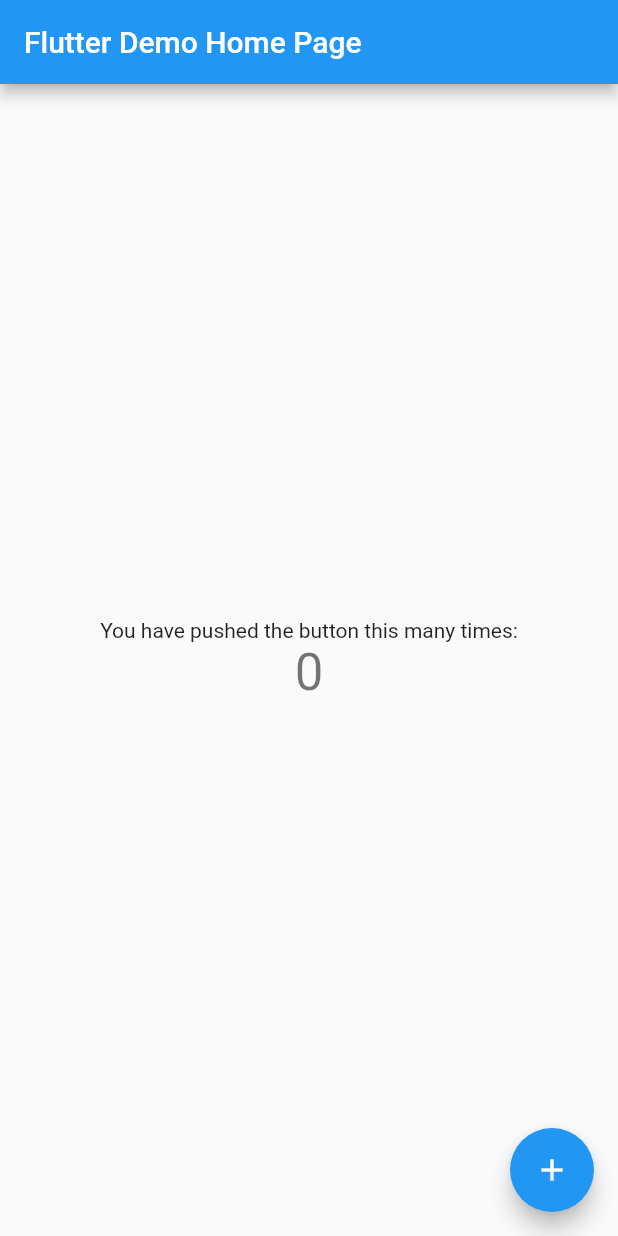
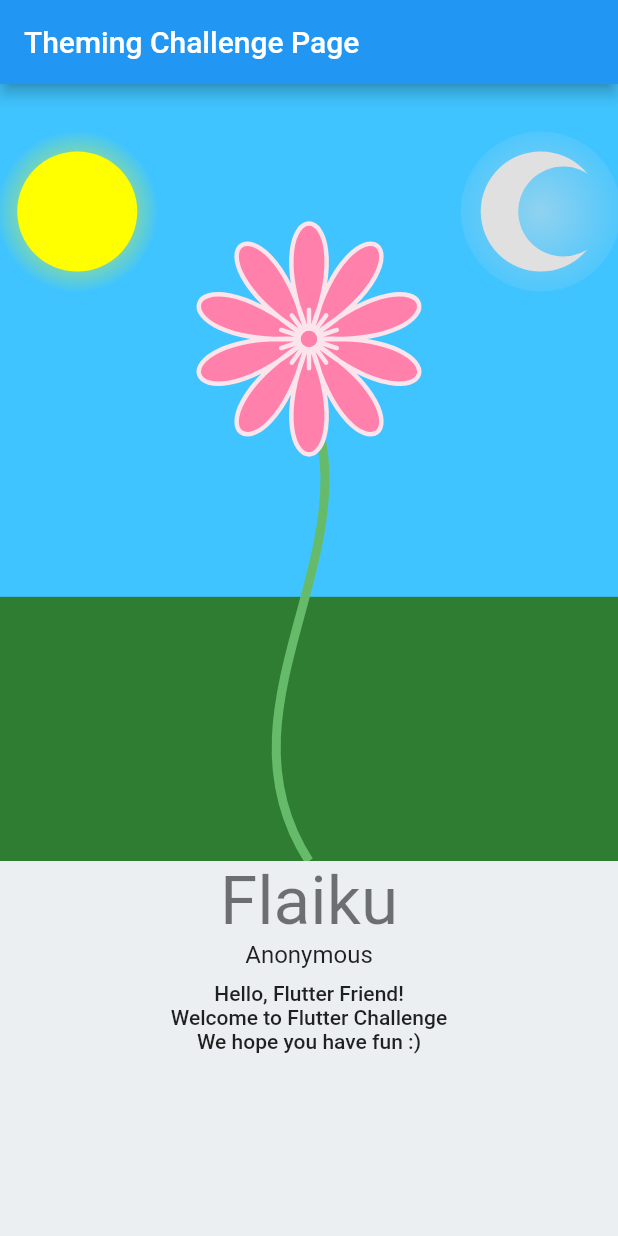
Before and after one commit to Flutter-Challenge/mini_challenge_1_starter_app, a Flutter app: the screen it shows after launch, on a phone screen of 412 x 824 dp. Run offline on Flutter 3.47's test engine with Material 2 defaults, Android fonts, the phone set to English and light mode, and no system bars.

Commit message:
first draft of picture and text

```diff
--- /dev/null
+++ b/lib/SceneryPainter.dart
@@ -0,0 +1,228 @@
+import 'dart:math';
+import 'dart:ui';
+
+import 'package:flutter/material.dart';
+
+class SceneryPainter extends CustomPainter {
+  SceneryPainter({
+    required this.petalFillColor,
+    required this.petalStrokeColor,
+    required this.stemColor,
+    required this.skyColor,
+    required this.groundColor,
+    required this.midPointX,
+    required this.textHeight,
+    required this.drawSun,
+    required this.drawMoon,
+  });
+
+  final Color petalFillColor;
+  final Color petalStrokeColor;
+  final Color stemColor;
+  final Color skyColor;
+  final Color groundColor;
+  final double midPointX;
+  final double textHeight;
+  final bool drawSun;
+  final bool drawMoon;
+
+  final _paint = Paint();
+  final _flowerInnerRadius = 7.0;
+  final _petalCtrlPtHeight = 100.0;
+  final _numPetals = 10;
+  final _flowerCenterY = 170.0;
+
+  Offset _center = Offset.zero;
+  double _canvasHeight = 0;
+
+  @override
+  void paint(Canvas canvas, Size size) {
+    _center = Offset(midPointX, _flowerCenterY);
+    _canvasHeight = size.height - textHeight;
+    final skyHeight = _canvasHeight * .66;
+    _paint.color = skyColor;
+    canvas.drawRect(Rect.fromPoints(Offset.zero, Offset(size.width, skyHeight)), _paint);
+
+    final _flower = _flowerPath(canvas);
+    _drawFlower(
+      canvas: canvas,
+      flowerPath: _flower,
+    );
+    if (drawSun) {
+      _drawSun(canvas);
+    }
+    if (drawMoon) {
+      _drawMoon(canvas);
+    }
+  }
+
+  Path _flowerPath(Canvas canvas) {
+    Path path = Path();
+    double theta = 0;
+    double innerWidthSweep = _innerSweep(_numPetals);
+    double outerWidthDelta = _outerWidthDelta(_numPetals);
+
+    for (int i = 0; i < _numPetals; i++) {
+      theta = theta + 2 * pi / _numPetals;
+      Offset startPoint = Offset(_flowerInnerRadius * cos(theta), _flowerInnerRadius * sin(theta)) + _center;
+      path.moveTo(startPoint.dx, startPoint.dy);
+      Offset endPt = Offset(
+            _flowerInnerRadius * cos(theta + innerWidthSweep),
+            _flowerInnerRadius * sin(theta + innerWidthSweep),
+          ) +
+          _center;
+      Offset ctrlPt1 = Offset(
+            (_flowerInnerRadius + _petalCtrlPtHeight) * cos(theta - outerWidthDelta),
+            (_flowerInnerRadius + _petalCtrlPtHeight) * sin(theta - outerWidthDelta),
+          ) +
+          _center;
+      Offset ctrlPt2 = Offset(
+            (_flowerInnerRadius + _petalCtrlPtHeight) * cos(theta + innerWidthSweep + outerWidthDelta),
+            (_flowerInnerRadius + _petalCtrlPtHeight) * sin(theta + innerWidthSweep + outerWidthDelta),
+          ) +
+          _center;
+      path.cubicTo(ctrlPt1.dx, ctrlPt1.dy, ctrlPt2.dx, ctrlPt2.dy, endPt.dx, endPt.dy);
+    }
+
+    path.addPath(
+        _insidePath(
+          _center,
+        ),
+        Offset.zero);
+    return path;
+  }
+
+  double _innerSweep(int numPetals) => 2 * pi / numPetals;
+
+  double _outerWidthDelta(int numPetals) => pi / (numPetals * 8);
+
+  Path _insidePath(
+    Offset center,
+  ) {
+    Path path = Path();
+    double theta = 0;
+    for (int i = 0; i < _numPetals; i++) {
+      theta = theta + 2 * pi / _numPetals;
+      double innerWidthSweep = _innerSweep(_numPetals);
+      final midTheta = theta + innerWidthSweep / 2;
+      final midLineLength = _petalCtrlPtHeight / 4;
+
+      final innerMidPt = Offset(
+            _flowerInnerRadius * cos(midTheta),
+            _flowerInnerRadius * sin(midTheta),
+          ) +
+          center;
+      final outerMidPt = Offset(
+            (_flowerInnerRadius + midLineLength / 2) * cos(midTheta),
+            (_flowerInnerRadius + midLineLength / 2) * sin(midTheta),
+          ) +
+          center;
+      path.moveTo(
+        innerMidPt.dx,
+        innerMidPt.dy,
+      );
+      path.lineTo(
+        outerMidPt.dx,
+        outerMidPt.dy,
+      );
+    }
+    path.addOval(
+      Rect.fromCircle(
+        center: center,
+        radius: _flowerInnerRadius,
+      ),
+    );
+    return path;
+  }
+
+  Path _stemPath(Canvas canvas) {
+    Path path = Path();
+    final startPt = Offset(_center.dx - _petalCtrlPtHeight / 4, _center.dy);
+    path.moveTo(startPt.dx, startPt.dy);
+    final endPoint = Offset(midPointX, _canvasHeight);
+    final dy = (_canvasHeight - _center.dy) / 3;
+    final dx = 50.0;
+    final ctrlPt1 = startPt + Offset(2 * dx, dy);
+    final ctrlPt2 = startPt + Offset(-dx, 2 * dy);
+    path.cubicTo(
+      ctrlPt1.dx,
+      ctrlPt1.dy,
+      ctrlPt2.dx,
+      ctrlPt2.dy,
+      endPoint.dx,
+      endPoint.dy,
+    );
+    return path;
+  }
+
+  void _drawFlower({
+    required Canvas canvas,
+    required Path flowerPath,
+  }) {
+    _paint.color = stemColor;
+    _paint.style = PaintingStyle.stroke;
+    _paint.strokeWidth = 6;
+    canvas.drawPath(_stemPath(canvas), _paint);
+    _paint.style = PaintingStyle.fill;
+    _paint.color = petalFillColor;
+    canvas.drawPath(flowerPath, _paint);
+    _paint.color = petalStrokeColor;
+    _paint.style = PaintingStyle.stroke;
+    _paint.strokeWidth = 3;
+    _paint.strokeCap = StrokeCap.round;
+    canvas.drawPath(flowerPath, _paint);
+  }
+
+  void _drawSun(Canvas canvas) {
+    final sunCenter = _center - Offset(3 * midPointX / 4, _center.dy / 2);
+    final innerRadius = 40.0;
+    final outerRadius = innerRadius + innerRadius / 3;
+    final sunColor = Colors.yellowAccent;
+    _paint.color = sunColor;
+    _paint.style = PaintingStyle.fill;
+    canvas.drawCircle(sunCenter, innerRadius, _paint);
+
+    final paintWithShader = Paint();
+    paintWithShader.shader = RadialGradient(
+      colors: [
+        sunColor.withOpacity(1),
+        sunColor.withOpacity(.02),
+      ],
+    ).createShader(Rect.fromCircle(
+      center: sunCenter,
+      radius: outerRadius,
+    ));
+    canvas.drawCircle(sunCenter, outerRadius, paintWithShader);
+  }
+
+  void _drawMoon(Canvas canvas) {
+    final moonCenter = _center + Offset(3 * midPointX / 4, -_center.dy / 2);
+    final outerRadius = 40.0;
+    final innerRadius = outerRadius * .75;
+    final glowRadius = outerRadius + outerRadius / 3;
+    final moonColor = Colors.grey[300];
+    _paint.color = moonColor!;
+    _paint.style = PaintingStyle.fill;
+    canvas.drawCircle(moonCenter, outerRadius, _paint);
+    _paint.color = skyColor;
+    final clipCenter = moonCenter + Offset(innerRadius / 2, 0);
+    canvas.drawCircle(clipCenter, innerRadius, _paint);
+
+    final paintWithShader = Paint();
+    paintWithShader.shader = RadialGradient(
+      colors: [
+        moonColor.withOpacity(.5),
+        moonColor.withOpacity(.1),
+      ],
+    ).createShader(Rect.fromCircle(
+      center: moonCenter, // - Offset(3 * innerRadius / 4, 0),
+      radius: glowRadius,
+    ));
+    canvas.drawCircle(moonCenter, glowRadius, paintWithShader);
+  }
+
+  @override
+  bool shouldRepaint(covariant CustomPainter oldDelegate) {
+    return false;
+  }
+}
--- a/lib/main.dart
+++ b/lib/main.dart
@@ -1,43 +1,25 @@
 import 'package:flutter/material.dart';
+import 'package:mini_challenge_1_theming/scenery.dart';
 
 void main() {
   runApp(MyApp());
 }
 
 class MyApp extends StatelessWidget {
-  // This widget is the root of your application.
   @override
   Widget build(BuildContext context) {
     return MaterialApp(
-      title: 'Flutter Demo',
+      title: 'Theming Mini Challenge',
       theme: ThemeData(
-        // This is the theme of your application.
-        //
-        // Try running your application with "flutter run". You'll see the
-        // application has a blue toolbar. Then, without quitting the app, try
-        // changing the primarySwatch below to Colors.green and then invoke
-        // "hot reload" (press "r" in the console where you ran "flutter run",
-        // or simply save your changes to "hot reload" in a Flutter IDE).
-        // Notice that the counter didn't reset back to zero; the application
-        // is not restarted.
         primarySwatch: Colors.blue,
       ),
-      home: MyHomePage(title: 'Flutter Demo Home Page'),
+      home: MyHomePage(title: 'Theming Challenge Page'),
     );
   }
 }
 
 class MyHomePage extends StatefulWidget {
-  MyHomePage({Key key, this.title}) : super(key: key);
-
-  // This widget is the home page of your application. It is stateful, meaning
-  // that it has a State object (defined below) that contains fields that affect
-  // how it looks.
-
-  // This class is the configuration for the state. It holds the values (in this
-  // case the title) provided by the parent (in this case the App widget) and
-  // used by the build method of the State. Fields in a Widget subclass are
-  // always marked "final".
+  MyHomePage({Key? key, required this.title}) : super(key: key);
 
   final String title;
 
@@ -46,68 +28,13 @@
 }
 
 class _MyHomePageState extends State<MyHomePage> {
-  int _counter = 0;
-
-  void _incrementCounter() {
-    setState(() {
-      // This call to setState tells the Flutter framework that something has
-      // changed in this State, which causes it to rerun the build method below
-      // so that the display can reflect the updated values. If we changed
-      // _counter without calling setState(), then the build method would not be
-      // called again, and so nothing would appear to happen.
-      _counter++;
-    });
-  }
-
   @override
   Widget build(BuildContext context) {
-    // This method is rerun every time setState is called, for instance as done
-    // by the _incrementCounter method above.
-    //
-    // The Flutter framework has been optimized to make rerunning build methods
-    // fast, so that you can just rebuild anything that needs updating rather
-    // than having to individually change instances of widgets.
     return Scaffold(
       appBar: AppBar(
-        // Here we take the value from the MyHomePage object that was created by
-        // the App.build method, and use it to set our appbar title.
         title: Text(widget.title),
       ),
-      body: Center(
-        // Center is a layout widget. It takes a single child and positions it
-        // in the middle of the parent.
-        child: Column(
-          // Column is also a layout widget. It takes a list of children and
-          // arranges them vertically. By default, it sizes itself to fit its
-          // children horizontally, and tries to be as tall as its parent.
-          //
-          // Invoke "debug painting" (press "p" in the console, choose the
-          // "Toggle Debug Paint" action from the Flutter Inspector in Android
-          // Studio, or the "Toggle Debug Paint" command in Visual Studio Code)
-          // to see the wireframe for each widget.
-          //
-          // Column has various properties to control how it sizes itself and
-          // how it positions its children. Here we use mainAxisAlignment to
-          // center the children vertically; the main axis here is the vertical
-          // axis because Columns are vertical (the cross axis would be
-          // horizontal).
-          mainAxisAlignment: MainAxisAlignment.center,
-          children: <Widget>[
-            Text(
-              'You have pushed the button this many times:',
-            ),
-            Text(
-              '$_counter',
-              style: Theme.of(context).textTheme.headline4,
-            ),
-          ],
-        ),
-      ),
-      floatingActionButton: FloatingActionButton(
-        onPressed: _incrementCounter,
-        tooltip: 'Increment',
-        child: Icon(Icons.add),
-      ), // This trailing comma makes auto-formatting nicer for build methods.
+      body: Scenery(),
     );
   }
 }
--- /dev/null
+++ b/lib/scenery.dart
@@ -0,0 +1,89 @@
+import 'package:flutter/material.dart';
+
+import 'SceneryPainter.dart';
+
+class Scenery extends StatefulWidget {
+  @override
+  State<StatefulWidget> createState() => _SceneryState();
+}
+
+class _SceneryState extends State<Scenery> {
+  // Can you find a way to toggle these values with light mode and dark mode?
+  final _petalColor = Colors.pinkAccent.shade100;
+  final _petalStrokeColor = Colors.pink.shade50;
+  final _stemColor = Colors.green.shade400;
+  final _skyColor = Colors.lightBlueAccent;
+  final _groundColor = Colors.green.shade800;
+  final _drawMoon = true;
+  final _drawSun = true;
+
+  final _textAreaHeight = 250.0; // You can adjust this, if you like, but it should not toggle with light/dark mode.
+
+  @override
+  Widget build(BuildContext context) {
+    return LayoutBuilder(
+      builder: (context, constraints) => Stack(
+        children: [
+          CustomPaint(
+            foregroundPainter: SceneryPainter(
+              skyColor: _skyColor,
+              petalFillColor: _petalColor,
+              petalStrokeColor: _petalStrokeColor,
+              stemColor: _stemColor,
+              groundColor: _groundColor,
+              midPointX: constraints.maxWidth / 2,
+              textHeight: _textAreaHeight,
+              drawSun: _drawSun,
+              drawMoon: _drawMoon,
+            ),
+            child: Container(
+              color: _groundColor,
+            ),
+          ),
+          Positioned(
+            bottom: 0,
+            child: Container(
+              height: _textAreaHeight,
+              width: constraints.maxWidth,
+              color: Colors.blueGrey.shade50,
+              child: const SomeText(),
+            ),
+          ),
+        ],
+      ),
+    );
+  }
+}
+
+class SomeText extends StatelessWidget {
+  const SomeText();
+  @override
+  Widget build(BuildContext context) {
+    return Column(
+      crossAxisAlignment: CrossAxisAlignment.center,
+      children: [
+        Text(
+          'Flaiku',
+          style: Theme.of(context).textTheme.headline3,
+        ),
+        Text(
+          'Anonymous',
+          style: Theme.of(context).textTheme.subtitle1,
+        ),
+        const SizedBox(height: 8),
+        Text(
+          'Hello, Flutter Friend!',
+          style: Theme.of(context).textTheme.bodyText1,
+        ),
+        Text(
+          'Welcome to Flutter Challenge',
+          style: Theme.of(context).textTheme.bodyText1,
+        ),
+        Text(
+          'We hope you have fun :)',
+          style: Theme.of(context).textTheme.bodyText1,
+        ),
+      ],
+    );
+  }
+}
```
Also changed, not shown: pubspec.yaml (+6 -57 lines), pubspec.lock.
